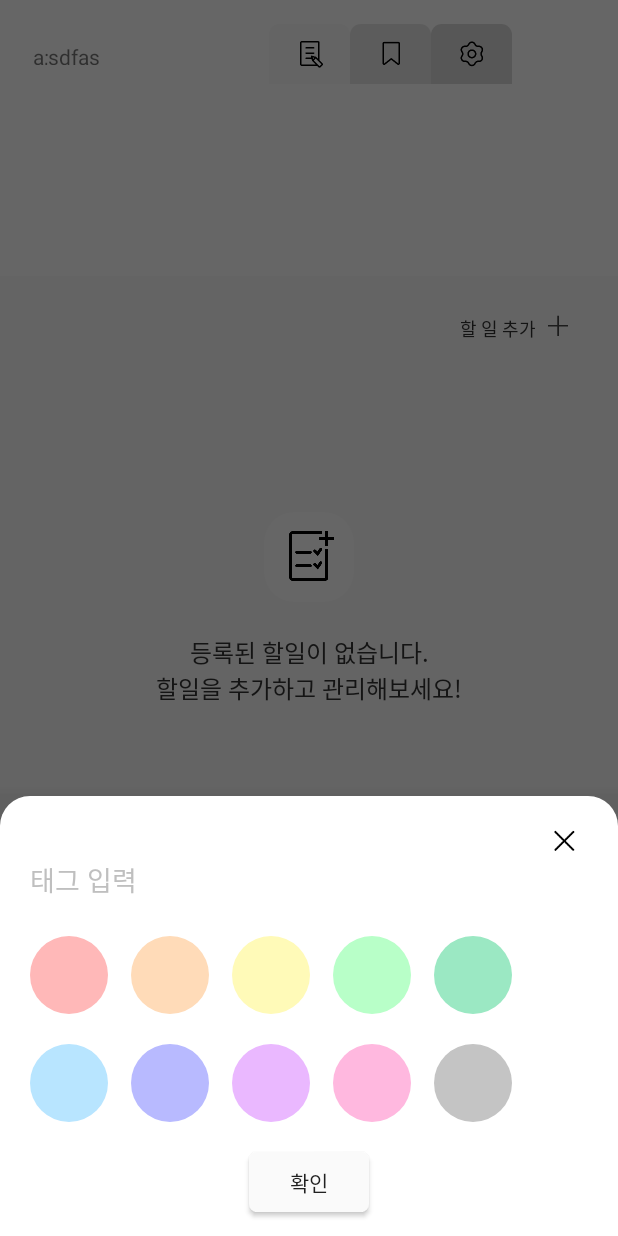
After one commit to yu04038/Our-To-Do, an Android app: the fragment BottomSheetFragment placed in its activity, on a phone screen of 412 x 824 dp. The commit adds this screen. Run offline under Robolectric (Android 15) with nearby library versions, the phone set to English and light mode, and no system bars.

Commit message:
feat: bottom sheet dialog 구현

```diff
--- a/app/src/main/java/com/example/ourtodo/screen/main/AddTodoDialog.kt
+++ b/app/src/main/java/com/example/ourtodo/screen/main/AddTodoDialog.kt
@@ -1,17 +1,15 @@
 package com.example.ourtodo.screen.main
 
-import android.app.Dialog
-import android.graphics.Color
-import android.graphics.drawable.ColorDrawable
+
 import android.os.Bundle
-import android.util.Log
 import android.view.LayoutInflater
 import android.view.View
 import android.view.ViewGroup
-import androidx.appcompat.app.AppCompatDialog
+import android.widget.ArrayAdapter
 import androidx.fragment.app.DialogFragment
 import com.example.ourtodo.R
 import com.example.ourtodo.databinding.DialogAddTodoBinding
+import com.google.android.material.bottomsheet.BottomSheetDialog
 
 class AddTodoDialog() : DialogFragment() {
 
@@ -29,8 +27,17 @@ class AddTodoDialog() : DialogFragment() {
     override fun onViewCreated(view: View, savedInstanceState: Bundle?) = with(binding) {
         super.onViewCreated(view, savedInstanceState)
 
+        val adapter = activity?.let { ArrayAdapter.createFromResource(it, R.array.tag, android.R.layout.simple_spinner_item) }
+
         addToDoXButton.setOnClickListener {
             dialog?.dismiss()
         }
+
+        addTag.setOnClickListener {
+            val bottomSheetDialog = BottomSheetFragment()
+            dialog?.dismiss()
+
+            fragmentManager?.let { it1 -> bottomSheetDialog.show(it1, bottomSheetDialog.tag) }
+        }
     }
 }
--- /dev/null
+++ b/app/src/main/java/com/example/ourtodo/screen/main/BottomSheetFragment.kt
@@ -0,0 +1,20 @@
+package com.example.ourtodo.screen.main
+
+import android.os.Bundle
+import androidx.fragment.app.Fragment
+import android.view.LayoutInflater
+import android.view.View
+import android.view.ViewGroup
+import com.example.ourtodo.R
+import com.google.android.material.bottomsheet.BottomSheetDialogFragment
+
+class BottomSheetFragment : BottomSheetDialogFragment() {
+
+    override fun onCreateView(
+        inflater: LayoutInflater,
+        container: ViewGroup?,
+        savedInstanceState: Bundle?
+    ): View? {
+        return inflater.inflate(R.layout.fragment_bottom_sheet, container, false)
+    }
+}
--- a/app/src/main/java/com/example/ourtodo/screen/main/ToDoFragment.kt
+++ b/app/src/main/java/com/example/ourtodo/screen/main/ToDoFragment.kt
@@ -1,5 +1,7 @@
 package com.example.ourtodo.screen.main
 
+import android.widget.ArrayAdapter
+import com.example.ourtodo.R
 import com.example.ourtodo.databinding.FragmentToDoBinding
 import com.example.ourtodo.screen.base.BaseFragment
 import com.example.ourtodo.viewmodel.ToDoViewModel
@@ -7,8 +9,6 @@ import org.koin.androidx.scope.fragmentScope
 import org.koin.androidx.viewmodel.ext.android.viewModel
 
 class ToDoFragment : BaseFragment<ToDoViewModel, FragmentToDoBinding>() {
-
-    private val context = this
 
     override fun getViewBinding(): FragmentToDoBinding = FragmentToDoBinding.inflate(layoutInflater)
 
@@ -20,19 +20,19 @@ class ToDoFragment : BaseFragment<ToDoViewModel, FragmentToDoBinding>() {
 
     override fun initViews() = with(binding){
         super.initViews()
+        val dialog = AddTodoDialog()
 
         addToDoButton.setOnClickListener {
-            val dialog = AddTodoDialog()
-
             dialog.show(activity!!.supportFragmentManager, TAG)
         }
 
         addToDoTextView.setOnClickListener {
-            val dialog = AddTodoDialog()
-
-            fragmentManager?.let { dialog.show(fragmentManager!!, TAG) }
+            dialog.show(activity!!.supportFragmentManager, TAG)
         }
     }
+
+
+
 
     companion object {
         const val TAG = "ToDoFragment"
--- /dev/null
+++ b/app/src/main/res/drawable/color_picker_blue.xml
@@ -0,0 +1,12 @@
+<?xml version="1.0" encoding="utf-8"?>
+<shape xmlns:android="http://schemas.android.com/apk/res/android" android:shape="rectangle" >
+    <corners
+        android:radius="100dp" />
+    <size
+        android:width="52dp"
+        android:height="52dp"
+        />
+    <solid
+        android:color="#B8E5FF"
+        />
+</shape>
--- /dev/null
+++ b/app/src/main/res/drawable/color_picker_darkblue.xml
@@ -0,0 +1,12 @@
+<?xml version="1.0" encoding="utf-8"?>
+<shape xmlns:android="http://schemas.android.com/apk/res/android" android:shape="rectangle" >
+    <corners
+        android:radius="100dp" />
+    <size
+        android:width="52dp"
+        android:height="52dp"
+        />
+    <solid
+        android:color="#B8BAFF"
+        />
+</shape>
--- /dev/null
+++ b/app/src/main/res/drawable/color_picker_darkgreen.xml
@@ -0,0 +1,12 @@
+<?xml version="1.0" encoding="utf-8"?>
+<shape xmlns:android="http://schemas.android.com/apk/res/android" android:shape="rectangle" >
+    <corners
+        android:radius="100dp" />
+    <size
+        android:width="52dp"
+        android:height="52dp"
+        />
+    <solid
+        android:color="#9BE8C3"
+        />
+</shape>
--- /dev/null
+++ b/app/src/main/res/drawable/color_picker_gray.xml
@@ -0,0 +1,12 @@
+<?xml version="1.0" encoding="utf-8"?>
+<shape xmlns:android="http://schemas.android.com/apk/res/android" android:shape="rectangle" >
+    <corners
+        android:radius="100dp" />
+    <size
+        android:width="52dp"
+        android:height="52dp"
+        />
+    <solid
+        android:color="#C4C4C4"
+        />
+</shape>
--- /dev/null
+++ b/app/src/main/res/drawable/color_picker_green.xml
@@ -0,0 +1,12 @@
+<?xml version="1.0" encoding="utf-8"?>
+<shape xmlns:android="http://schemas.android.com/apk/res/android" android:shape="rectangle" >
+    <corners
+        android:radius="100dp" />
+    <size
+        android:width="52dp"
+        android:height="52dp"
+        />
+    <solid
+        android:color="#B8FFC8"
+        />
+</shape>
--- /dev/null
+++ b/app/src/main/res/drawable/color_picker_orange.xml
@@ -0,0 +1,12 @@
+<?xml version="1.0" encoding="utf-8"?>
+<shape xmlns:android="http://schemas.android.com/apk/res/android" android:shape="rectangle" >
+    <corners
+        android:radius="100dp" />
+    <size
+        android:width="52dp"
+        android:height="52dp"
+        />
+    <solid
+        android:color="#FFDBB8"
+        />
+</shape>
--- /dev/null
+++ b/app/src/main/res/drawable/color_picker_pink.xml
@@ -0,0 +1,12 @@
+<?xml version="1.0" encoding="utf-8"?>
+<shape xmlns:android="http://schemas.android.com/apk/res/android" android:shape="rectangle" >
+    <corners
+        android:radius="100dp" />
+    <size
+        android:width="52dp"
+        android:height="52dp"
+        />
+    <solid
+        android:color="#FFB8DF"
+        />
+</shape>
--- /dev/null
+++ b/app/src/main/res/drawable/color_picker_purple.xml
@@ -0,0 +1,12 @@
+<?xml version="1.0" encoding="utf-8"?>
+<shape xmlns:android="http://schemas.android.com/apk/res/android" android:shape="rectangle" >
+    <corners
+        android:radius="100dp" />
+    <size
+        android:width="52dp"
+        android:height="52dp"
+        />
+    <solid
+        android:color="#EAB8FF"
+        />
+</shape>
--- /dev/null
+++ b/app/src/main/res/drawable/color_picker_red.xml
@@ -0,0 +1,12 @@
+<?xml version="1.0" encoding="utf-8"?>
+<shape xmlns:android="http://schemas.android.com/apk/res/android" android:shape="rectangle" >
+    <corners
+        android:radius="100dp" />
+    <size
+        android:width="52dp"
+        android:height="52dp"
+        />
+    <solid
+        android:color="#FFB8B8"
+        />
+</shape>
--- /dev/null
+++ b/app/src/main/res/drawable/color_picker_yellow.xml
@@ -0,0 +1,12 @@
+<?xml version="1.0" encoding="utf-8"?>
+<shape xmlns:android="http://schemas.android.com/apk/res/android" android:shape="rectangle" >
+    <corners
+        android:radius="100dp" />
+    <size
+        android:width="52dp"
+        android:height="52dp"
+        />
+    <solid
+        android:color="#FFFAB8"
+        />
+</shape>
--- /dev/null
+++ b/app/src/main/res/drawable/main_add_tag_dialog_shape.xml
@@ -0,0 +1,9 @@
+<?xml version="1.0" encoding="utf-8"?>
+<shape xmlns:android="http://schemas.android.com/apk/res/android"
+    android:shape="rectangle" >
+    <solid
+        android:color="#FFFFFF"/>
+    <corners
+        android:topLeftRadius="20dp"
+        android:topRightRadius="20dp"/>
+</shape>
--- a/app/src/main/res/layout/dialog_add_todo.xml
+++ b/app/src/main/res/layout/dialog_add_todo.xml
@@ -37,7 +37,7 @@
 
         <Spinner
             android:paddingLeft="21dp"
-            android:id="@+id/textView7"
+            android:id="@+id/spinner_tag"
             android:layout_width="match_parent"
             android:layout_height="47dp"
             app:layout_constraintTop_toBottomOf="@+id/editText" />
@@ -52,7 +52,7 @@
             android:text="확인"
             app:layout_constraintBottom_toBottomOf="parent"
             app:layout_constraintEnd_toEndOf="parent"
-            app:layout_constraintTop_toBottomOf="@+id/textView7" />
+            app:layout_constraintTop_toBottomOf="@+id/spinner_tag" />
 
         <Button
             android:id="@+id/addTag"
@@ -64,7 +64,7 @@
             android:text="태그 추가"
             app:layout_constraintBottom_toBottomOf="parent"
             app:layout_constraintStart_toStartOf="parent"
-            app:layout_constraintTop_toBottomOf="@+id/textView7" />
+            app:layout_constraintTop_toBottomOf="@+id/spinner_tag" />
 
 
 
--- /dev/null
+++ b/app/src/main/res/layout/fragment_bottom_sheet.xml
@@ -0,0 +1,158 @@
+<?xml version="1.0" encoding="utf-8"?>
+<FrameLayout xmlns:android="http://schemas.android.com/apk/res/android"
+    xmlns:app="http://schemas.android.com/apk/res-auto"
+    xmlns:tools="http://schemas.android.com/tools"
+    android:layout_width="match_parent"
+    android:layout_height="match_parent"
+    android:background="#606060"
+    tools:context=".screen.main.BottomSheetFragment">
+
+    <androidx.constraintlayout.widget.ConstraintLayout
+        xmlns:app="http://schemas.android.com/apk/res-auto"
+        xmlns:tools="http://schemas.android.com/tools"
+        tools:context=".screen.main.BottomSheetFragment"
+        android:layout_width="match_parent"
+        android:layout_height="293dp"
+        android:background="@drawable/main_add_tag_dialog_shape">
+
+        <ImageButton
+            android:id="@+id/tagXButton"
+            android:layout_width="32dp"
+            android:layout_height="32dp"
+            android:layout_marginTop="14dp"
+            android:layout_marginRight="20dp"
+            android:background="@drawable/x_button"
+            app:layout_constraintEnd_toEndOf="parent"
+            app:layout_constraintTop_toTopOf="parent" />
+
+        <EditText
+            android:id="@+id/tagEditText"
+            android:layout_width="match_parent"
+            android:layout_height="23dp"
+            android:layout_marginLeft="20dp"
+            android:background="@drawable/main_add_todo_edittext_shape"
+            android:fontFamily="@font/spoqa_han_sans_neo_medium"
+            android:hint="태그 입력"
+            android:textColor="#333333"
+            android:textColorHint="#BFBFBF"
+            android:textSize="18dp"
+            app:layout_constraintTop_toBottomOf="@+id/tagXButton"
+            tools:layout_editor_absoluteX="20dp" />
+
+        <ImageView
+            android:id="@+id/colorPickerRed"
+            android:layout_width="52dp"
+            android:layout_height="52dp"
+            android:layout_marginTop="24dp"
+            android:layout_marginLeft="20dp"
+            android:background="@drawable/color_picker_red"
+            app:layout_constraintStart_toStartOf="parent"
+            app:layout_constraintTop_toBottomOf="@+id/tagEditText" />
+
+        <ImageView
+            android:id="@+id/colorPickerOrange"
+            android:layout_width="52dp"
+            android:layout_height="52dp"
+            android:layout_marginLeft="15dp"
+            android:layout_marginTop="24dp"
+            android:background="@drawable/color_picker_orange"
+            app:layout_constraintStart_toEndOf="@+id/colorPickerRed"
+            app:layout_constraintTop_toBottomOf="@+id/tagEditText" />
+
+        <ImageView
+            android:id="@+id/colorPickerYellow"
+            android:layout_width="52dp"
+            android:layout_height="52dp"
+            android:layout_marginLeft="15dp"
+            android:layout_marginTop="24dp"
+            android:background="@drawable/color_picker_yellow"
+            app:layout_constraintStart_toEndOf="@+id/colorPickerOrange"
+            app:layout_constraintTop_toBottomOf="@+id/tagEditText" />
+
+        <ImageView
+            android:id="@+id/colorPickerGreen"
+            android:layout_width="52dp"
+            android:layout_height="52dp"
+            android:layout_marginLeft="15dp"
+            android:layout_marginTop="24dp"
+            android:background="@drawable/color_picker_green"
+            app:layout_constraintStart_toEndOf="@+id/colorPickerYellow"
+            app:layout_constraintTop_toBottomOf="@+id/tagEditText" />
+
+        <ImageView
+            android:id="@+id/colorPickerDarkGreen"
+            android:layout_width="52dp"
+            android:layout_height="52dp"
+            android:layout_marginLeft="15dp"
+            android:layout_marginTop="24dp"
+            android:background="@drawable/color_picker_darkgreen"
+            app:layout_constraintStart_toEndOf="@+id/colorPickerGreen"
+            app:layout_constraintTop_toBottomOf="@+id/tagEditText" />
+
+        <ImageView
+            android:id="@+id/colorPickerBlue"
+            android:layout_width="52dp"
+            android:layout_height="52dp"
+            android:layout_marginLeft="20dp"
+            android:layout_marginTop="20dp"
+            android:background="@drawable/color_picker_blue"
+            app:layout_constraintStart_toStartOf="parent"
+            app:layout_constraintTop_toBottomOf="@+id/colorPickerRed" />
+
+        <ImageView
+            android:id="@+id/colorPickerDarkBlue"
+            android:layout_width="52dp"
+            android:layout_height="52dp"
+            android:layout_marginLeft="15dp"
+            android:layout_marginTop="20dp"
+            android:background="@drawable/color_picker_darkblue"
+            app:layout_constraintStart_toEndOf="@+id/colorPickerBlue"
+            app:layout_constraintTop_toBottomOf="@+id/colorPickerOrange" />
+
+        <ImageView
+            android:id="@+id/colorPickerPurple"
+            android:layout_width="52dp"
+            android:layout_height="52dp"
+            android:layout_marginLeft="15dp"
+            android:layout_marginTop="20dp"
+            android:background="@drawable/color_picker_purple"
+            app:layout_constraintStart_toEndOf="@+id/colorPickerDarkBlue"
+            app:layout_constraintTop_toBottomOf="@+id/colorPickerOrange" />
+
+        <ImageView
+            android:id="@+id/colorPickerPink"
+            android:layout_width="52dp"
+            android:layout_height="52dp"
+            android:layout_marginLeft="15dp"
+            android:layout_marginTop="20dp"
+            android:background="@drawable/color_picker_pink"
+            app:layout_constraintStart_toEndOf="@+id/colorPickerPurple"
+            app:layout_constraintTop_toBottomOf="@+id/colorPickerOrange" />
+
+        <ImageView
+            android:id="@+id/colorPickerGray"
+            android:layout_width="52dp"
+            android:layout_height="52dp"
+            android:layout_marginLeft="15dp"
+            android:layout_marginTop="20dp"
+            android:background="@drawable/color_picker_gray"
+            app:layout_constraintStart_toEndOf="@+id/colorPickerPink"
+            app:layout_constraintTop_toBottomOf="@+id/colorPickerOrange" />
+
+        <Button
+            android:id="@+id/addTodo_ok"
+            android:layout_width="80dp"
+            android:layout_height="40dp"
+            android:layout_marginTop="20dp"
+            android:background="@drawable/main_add_todo_ok"
+            android:fontFamily="@font/spoqa_han_sans_neo_regular"
+            android:text="확인"
+            app:layout_constraintEnd_toEndOf="parent"
+            app:layout_constraintStart_toStartOf="parent"
+            app:layout_constraintTop_toBottomOf="@+id/colorPickerPurple" />
+
+    </androidx.constraintlayout.widget.ConstraintLayout>
+
+
+
+</FrameLayout>
--- a/app/src/main/res/values/strings.xml
+++ b/app/src/main/res/values/strings.xml
@@ -11,4 +11,14 @@
     <string name="hello_second_fragment">Hello second fragment. Arg: %1$s</string>
     <!-- TODO: Remove or change this placeholder text -->
     <string name="hello_blank_fragment">Hello blank fragment</string>
+
+    <string-array name="tag">
+        <item>태그 설정</item>
+        <item>a</item>
+        <item>b</item>
+        <item>c</item>
+        <item>d</item>
+        <item>e</item>
+        <item>f</item>
+    </string-array>
 </resources>
```
